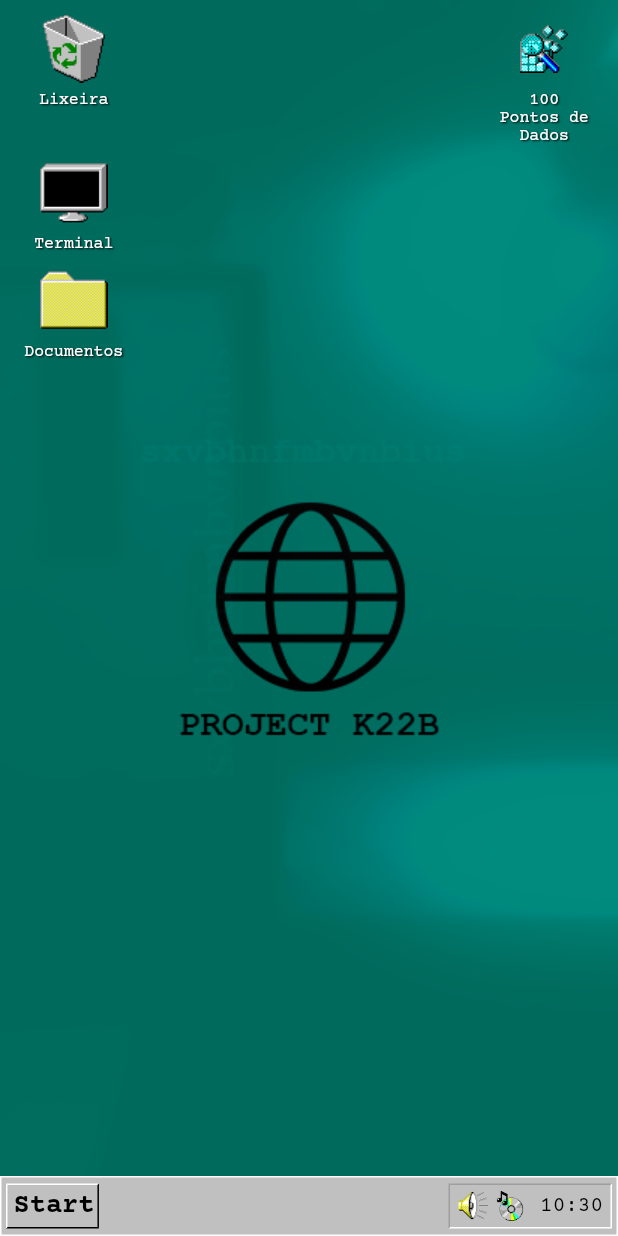
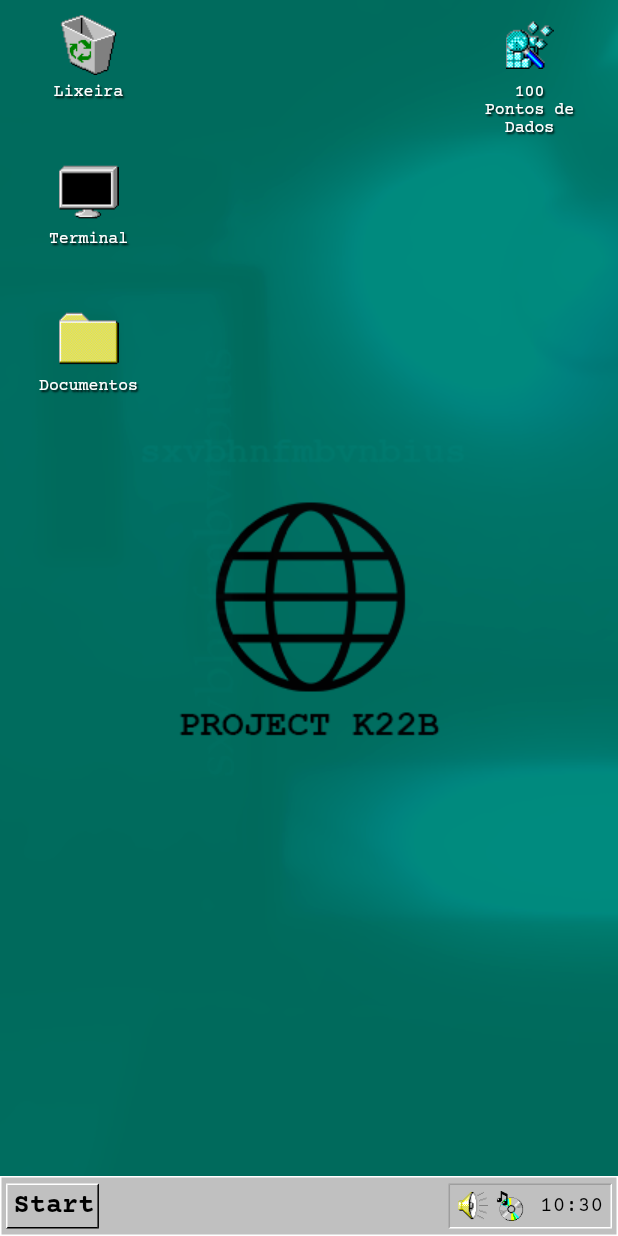
Before and after one commit to ricarthlima/for-a-real-angel, a Flutter app: the DesktopContextScreen screen opened directly, on a phone screen of 412 x 824 dp. Run offline on Flutter 3.47's test engine with Material 2 defaults, Android fonts, the phone set to English and light mode, and no system bars; our stand-ins replace after_layout, carousel_slider, cloud_firestore, firebase_core, firebase_storage, just_audio and 4 more; accounts and stored records are empty.

Commit message:
some refactor

```diff
--- a/lib/partials/desktop_icons.dart
+++ b/lib/partials/desktop_icons.dart
@@ -13,8 +13,8 @@ class DesktopIcon extends StatelessWidget {
       children: <Widget>[
         Image.asset(
           icon,
-          width: 45,
-          height: 45,
+          width: 40,
+          // height: 45,
         ),
         const Padding(
           padding: EdgeInsets.only(bottom: 5),
@@ -35,9 +35,6 @@ class DesktopIcon extends StatelessWidget {
             ],
           ),
         ),
-        const Padding(
-          padding: EdgeInsets.only(top: 10),
-        ),
       ],
     );
   }
--- a/lib/screens/andrew_chapters_screen.dart
+++ b/lib/screens/andrew_chapters_screen.dart
@@ -13,7 +13,7 @@ import 'package:for_a_real_angel/screens/chapter_splash.dart';
 import 'package:for_a_real_angel/values/icons_values.dart';
 import 'package:for_a_real_angel/values/my_colors.dart';
 import 'package:for_a_real_angel/values/preferences_keys.dart';
-import 'package:for_a_real_angel/partials/menu_bar.dart';
+import 'package:for_a_real_angel/partials/get_app_bar.dart';
 import 'package:provider/provider.dart';
 import 'package:shared_preferences/shared_preferences.dart';
 
--- a/lib/screens/desktop_screen.dart
+++ b/lib/screens/desktop_screen.dart
@@ -44,9 +44,10 @@ class _DesktopScreenState extends State<DesktopScreen> {
       padding: const EdgeInsets.all(10),
       child: GestureDetector(
         onTap: () {},
-        child: Table(
+        child: GridView.count(
+          crossAxisCount: 4,
           children: [
-            TableRow(children: [
+            //(0,0) - Lixeixa
             GestureDetector(
               onTap: () {
                 context.read<SoundPlayer>().playSFX(Sounds.idClick);
@@ -64,9 +65,14 @@ class _DesktopScreenState extends State<DesktopScreen> {
                 text: AppLocalizations.of(context)!.recycleBin,
               ),
             ),
+
+            //(0,1)
             Container(),
+
+            //(0,2)
             Container(),
-              Container(),
+
+            //(0,3) - Pontos de dados
             GestureDetector(
               onTap: () {
                 context.read<SoundPlayer>().playSFX(Sounds.idClick);
@@ -98,24 +104,58 @@ class _DesktopScreenState extends State<DesktopScreen> {
                   text:
                       "$dataPoints\n${AppLocalizations.of(context)!.dataPoints}"),
             ),
-            ]),
-            TableRow(children: [
+
+            //(1,0) - Terminal
+            GestureDetector(
+              onTap: () {
+                context.read<SoundPlayer>().playSFX(Sounds.idClick);
+                Navigator.push(context,
+                    MaterialPageRoute(builder: (context) => const Terminal()));
+              },
+              child: const DesktopIcon(
+                icon: IconsValues.console,
+                text: "Terminal",
+              ),
+            ),
+
+            //(1,1)
+            Container(),
+
+            //(1,2)
+            Container(),
+
+            //(1,3)
+            Container(),
+
+            //(2,0) - Documentos
             GestureDetector(
               onTap: () {
                 context.read<SoundPlayer>().playSFX(Sounds.idClick);
                 Navigator.push(
                   context,
                   MaterialPageRoute(
-                          builder: (context) => const Terminal()));
-                },
-                child: const DesktopIcon(
-                  icon: IconsValues.console,
-                  text: "Terminal",
+                    builder: (context) => Explorer(
+                      folder: Directories.documents,
                     ),
                   ),
+                );
+              },
+              child: DesktopIcon(
+                icon: IconsValues.directoryClosed,
+                text: AppLocalizations.of(context)!.documents,
+              ),
+            ),
+
+            //(2,1)
             Container(),
+
+            //(2,2)
             Container(),
+
+            //(2,3)
             Container(),
+
+            //(3,0) - Andrew
             (isActivatedShortcut)
                 ? GestureDetector(
                     onTap: () {
@@ -135,59 +175,6 @@ class _DesktopScreenState extends State<DesktopScreen> {
                     ),
                   )
                 : Container(),
-              // GestureDetector(
-              //   onTap: () {
-              //     context.read<SoundPlayer>().playSFX(Sounds.idClick);
-              //     showMyCustomDialog(
-              //         context: context,
-              //         title: Text(AppLocalizations.of(context)!.betaDisclaimer),
-              //         content: Text(
-              //           AppLocalizations.of(context)!.betaDisclaimerText,
-              //           textAlign: TextAlign.justify,
-              //         ),
-              //         actions: <Widget>[
-              //           FlatButton(
-              //             onPressed: () {
-              //               Navigator.pop(context);
-              //             },
-              //             child: Text(
-              //               AppLocalizations.of(context)!.okay,
-              //               style: const TextStyle(
-              //                 color: Colors.grey,
-              //               ),
-              //             ),
-              //           )
-              //         ]);
-              //   },
-              //   child: DesktopIcon(
-              //     icon: IconsValues.warning,
-              //     text: AppLocalizations.of(context)!.betaDisclaimer,
-              //   ),
-              // ),
-            ]),
-            TableRow(children: [
-              GestureDetector(
-                onTap: () {
-                  context.read<SoundPlayer>().playSFX(Sounds.idClick);
-                  Navigator.push(
-                    context,
-                    MaterialPageRoute(
-                      builder: (context) => Explorer(
-                        folder: Directories.documents,
-                      ),
-                    ),
-                  );
-                },
-                child: DesktopIcon(
-                  icon: IconsValues.directoryClosed,
-                  text: AppLocalizations.of(context)!.documents,
-                ),
-              ),
-              Container(),
-              Container(),
-              Container(),
-              Container(),
-            ]),
           ],
         ),
       ),
--- a/lib/screens/explorer_screen.dart
+++ b/lib/screens/explorer_screen.dart
@@ -9,7 +9,7 @@ import 'package:for_a_real_angel/values/my_colors.dart';
 import 'package:for_a_real_angel/values/preferences_keys.dart';
 import 'package:for_a_real_angel/partials/explorer_list_file.dart';
 import 'package:for_a_real_angel/partials/explorer_list_folder.dart';
-import 'package:for_a_real_angel/partials/menu_bar.dart';
+import 'package:for_a_real_angel/partials/get_app_bar.dart';
 import 'package:for_a_real_angel/values/sounds.dart';
 import 'package:provider/provider.dart';
 import 'package:shared_preferences/shared_preferences.dart';
--- a/lib/screens/image_viewer_screen.dart
+++ b/lib/screens/image_viewer_screen.dart
@@ -2,7 +2,7 @@ import 'package:flutter/material.dart';
 import 'package:for_a_real_angel/model/mfile.dart';
 import 'package:for_a_real_angel/values/icons_values.dart';
 import 'package:for_a_real_angel/values/my_colors.dart';
-import 'package:for_a_real_angel/partials/menu_bar.dart';
+import 'package:for_a_real_angel/partials/get_app_bar.dart';
 
 import '../helper/laucher_url.dart';
 
--- a/lib/screens/ranking_screen.dart
+++ b/lib/screens/ranking_screen.dart
@@ -2,7 +2,7 @@ import 'package:cloud_firestore/cloud_firestore.dart';
 import 'package:flutter/material.dart';
 import 'package:for_a_real_angel/values/icons_values.dart';
 import 'package:for_a_real_angel/values/my_colors.dart';
-import 'package:for_a_real_angel/partials/menu_bar.dart';
+import 'package:for_a_real_angel/partials/get_app_bar.dart';
 
 class RankingScreen extends StatefulWidget {
   const RankingScreen({Key? key}) : super(key: key);
--- a/lib/screens/terminal_screen.dart
+++ b/lib/screens/terminal_screen.dart
@@ -4,7 +4,7 @@ import 'package:for_a_real_angel/screens/ranking_screen.dart';
 import 'package:for_a_real_angel/values/icons_values.dart';
 import 'package:for_a_real_angel/values/my_colors.dart';
 import 'package:for_a_real_angel/values/preferences_keys.dart';
-import 'package:for_a_real_angel/partials/menu_bar.dart';
+import 'package:for_a_real_angel/partials/get_app_bar.dart';
 import 'package:package_info_plus/package_info_plus.dart';
 import 'package:shared_preferences/shared_preferences.dart';
 
```
Also changed, not shown: lib/partials/get_app_bar.dart (renamed from lib/partials/menu_bar.dart). Lines whose indentation alone changed are shown as unchanged.
